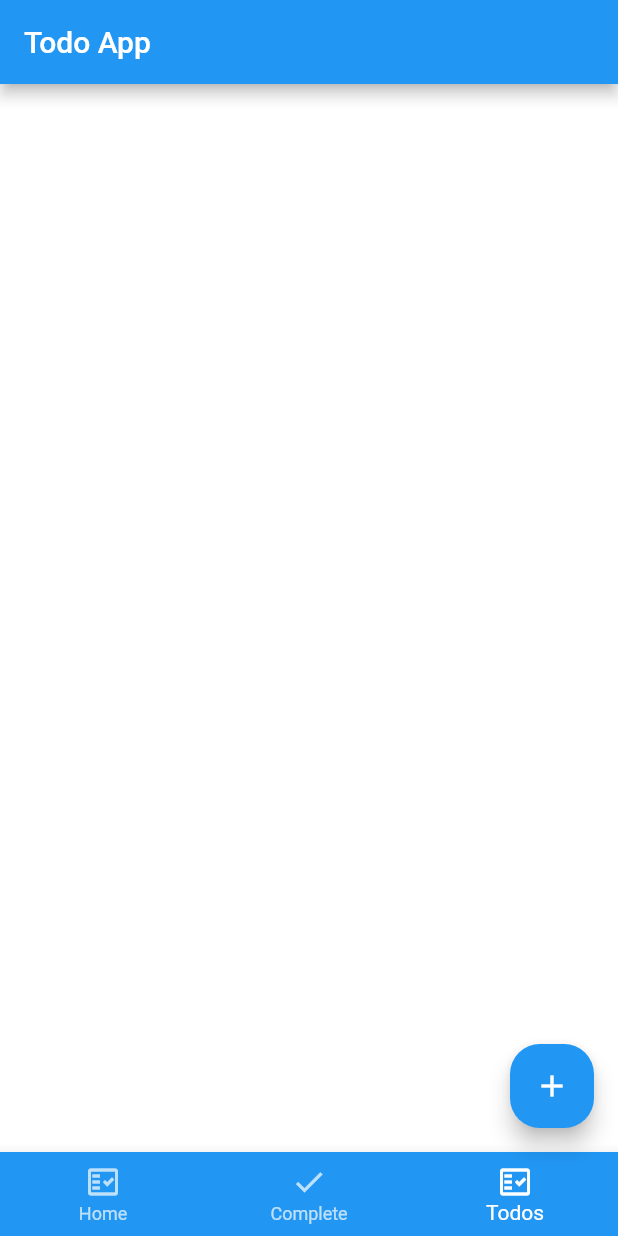
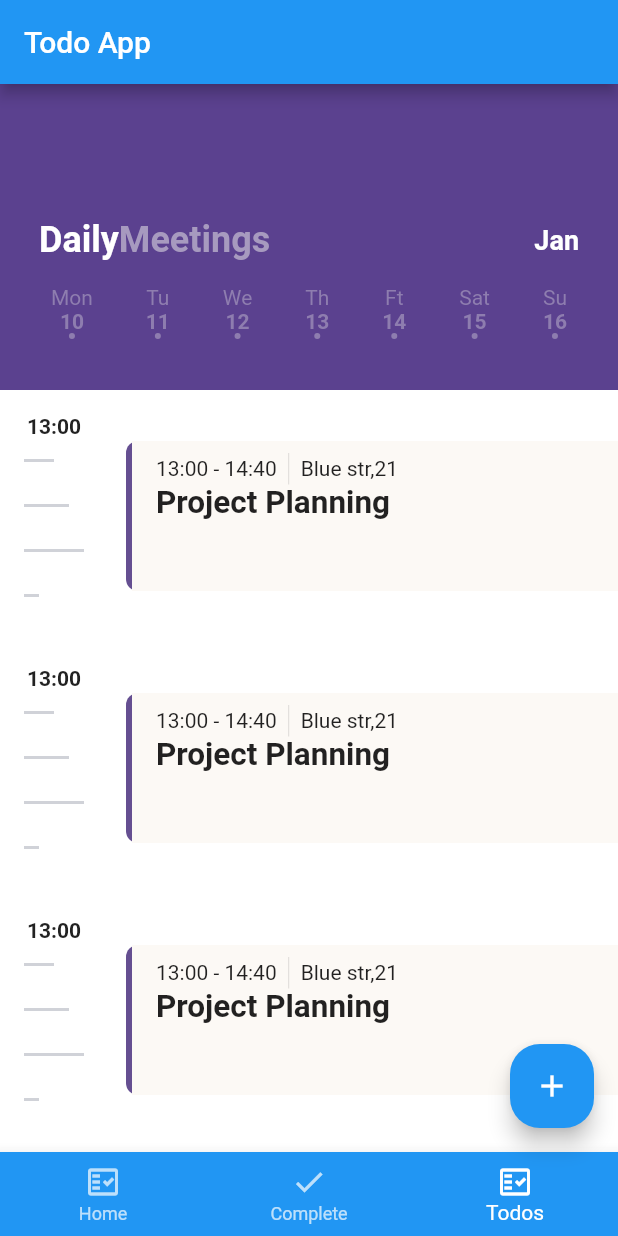
Before and after one commit to PhiHung121299/flutter_app_b, a Flutter app: the screen it shows after launch, item 3 of the bottom bar chosen, on a phone screen of 412 x 824 dp. Run offline on Flutter 3.47's test engine with Material 2 defaults, Android fonts, the phone set to English and light mode, and no system bars; our stand-ins replace flutter_slidable, localstorage.

Commit message:
lich 1.0

```diff
--- /dev/null
+++ b/lib/Lich_view/Lich_Widget.dart
@@ -0,0 +1,241 @@
+import 'package:flutter/cupertino.dart';
+import 'package:flutter/material.dart';
+import 'package:flutter_app_b/edit_todo_page.dart';
+
+class TimeTable extends StatefulWidget {
+  @override
+  _TimeTableState createState() => _TimeTableState();
+}
+
+class _TimeTableState extends State<TimeTable> {
+  bool _selectDate = true;
+
+  @override
+  Widget build(BuildContext context) {
+    return Scaffold(
+      backgroundColor: Colors.white,
+      body: SingleChildScrollView(
+        child: Column(
+          children: <Widget>[
+            Container(height: 64.0, color: Color(0xff5b418f)),
+            Container(
+              color: Color(0xff5b418f),
+              padding: EdgeInsets.all(26.0),
+              child: Column(
+                mainAxisSize: MainAxisSize.min,
+                children: <Widget>[
+                  TopRow(),
+                  Padding(
+                    padding: const EdgeInsets.only(top: 8.0),
+                    child: Row(
+                      mainAxisAlignment: MainAxisAlignment.spaceBetween,
+                      children: List.generate(
+                        7,
+                        (index) => dateWidget(
+                          index: index,
+                        ),
+                      ),
+                    ),
+                  ),
+                ],
+              ),
+            ),
+            CardWidget(),
+            CardWidget(),
+            CardWidget(),
+            CardWidget(),
+          ],
+        ),
+      ),
+    );
+  }
+}
+
+class CardWidget extends StatelessWidget {
+  const CardWidget({
+    Key key,
+  }) : super(key: key);
+
+  @override
+  Widget build(BuildContext context) {
+    return Row(
+      children: [
+        Padding(
+          padding: const EdgeInsets.all(16.0),
+          child: Column(
+            children: <Widget>[
+              Text(
+                '13:00',
+                style: TextStyle(fontWeight: FontWeight.bold),
+              ),
+              linegen(
+                lines: [20.0, 30.0, 40.0, 10.0],
+              ),
+            ],
+          ),
+        ),
+        SizedBox(
+          width: 12.0,
+        ),
+        Expanded(
+          child: Container(
+            height: 100.0,
+            decoration: BoxDecoration(
+              // color: Color(0xfffcf9f5),
+              color: Color(0xff654f91),
+              borderRadius: BorderRadius.only(
+                  topLeft: Radius.circular(8.0),
+                  bottomLeft: Radius.circular(8.0)),
+            ),
+            child: Container(
+              margin: EdgeInsets.only(left: 4.0),
+              color: Color(0xfffcf9f5),
+              padding: EdgeInsets.only(left: 16.0, top: 8.0),
+              child: Column(
+                crossAxisAlignment: CrossAxisAlignment.start,
+                children: [
+                  Container(
+                    height: 21.0,
+                    child: Row(
+                      children: <Widget>[
+                        Text('13:00 - 14:40'),
+                        VerticalDivider(),
+                        Text('Blue str,21')
+                      ],
+                    ),
+                  ),
+                  Text(
+                    'Project Planning',
+                    style: TextStyle(
+                      fontSize: 21.0,
+                      fontWeight: FontWeight.bold,
+                    ),
+                  )
+                ],
+              ),
+            ),
+          ),
+        ),
+      ],
+    );
+  }
+}
+
+class linegen extends StatelessWidget {
+  final lines;
+
+  const linegen({
+    Key key,
+    this.lines,
+  }) : super(key: key);
+
+  @override
+  Widget build(BuildContext context) {
+    return Column(
+      crossAxisAlignment: CrossAxisAlignment.start,
+      children: List.generate(
+          4,
+          (index) => Container(
+                height: 2.0,
+                width: lines[index],
+                color: Color(0xffd0d2d8),
+                margin: EdgeInsets.symmetric(vertical: 14.0),
+              )),
+    );
+  }
+}
+
+// ignore: camel_case_types
+class dateWidget extends StatefulWidget {
+  final index;
+
+  const dateWidget({Key key, this.index}) : super(key: key);
+
+  @override
+  _dateWidgetState createState() => _dateWidgetState();
+}
+
+class _dateWidgetState extends State<dateWidget> {
+  bool _selectDate = true;
+  var list = ['Mon', 'Tu', 'We', 'Th', 'Ft', 'Sat', 'Su'];
+
+  @override
+  Widget build(BuildContext context) {
+    return InkWell(
+      onTap: () {
+        setState(() {
+          _selectDate = !_selectDate;
+        });
+      },
+      child: Container(
+        decoration: _selectDate
+            ? null
+            : BoxDecoration(
+                color: Colors.red,
+                borderRadius: BorderRadius.all(Radius.circular(4.0))),
+        padding: EdgeInsets.all(8.0),
+        child: Column(
+          children: [
+            Text(
+              list[widget.index],
+              style: TextStyle(
+                fontWeight: _selectDate ? FontWeight.normal : FontWeight.bold,
+                color: _selectDate ? Color(0xff8e7daf) : Colors.white,
+              ),
+            ),
+            Text(
+              "${10 + widget.index}",
+              style: TextStyle(
+                fontWeight: _selectDate ? FontWeight.bold : FontWeight.normal,
+                color: _selectDate ? Color(0xff8e7daf) : Colors.white,
+              ),
+            ),
+            Container(
+              width: 4.0,
+              height: 4.0,
+              decoration: BoxDecoration(
+                shape: BoxShape.circle,
+                color: _selectDate ? Color(0xff8e7daf) : Colors.white,
+              ),
+            )
+          ],
+        ),
+      ),
+    );
+  }
+}
+
+class TopRow extends StatelessWidget {
+  const TopRow({
+    Key key,
+  }) : super(key: key);
+
+  @override
+  Widget build(BuildContext context) {
+    return Row(
+      children: <Widget>[
+        Row(
+          children: <Widget>[
+            Text('Daily',
+                style: TextStyle(
+                    color: Colors.white,
+                    fontSize: 24,
+                    fontWeight: FontWeight.bold)),
+            Text('Meetings',
+                style: TextStyle(
+                    color: Color(0xffa79abf),
+                    fontSize: 24,
+                    fontWeight: FontWeight.bold)),
+          ],
+        ),
+        SizedBox(width: 8.0),
+        Spacer(),
+        Text('Jan',
+            style: TextStyle(
+                color: Colors.white,
+                fontSize: 18.0,
+                fontWeight: FontWeight.bold)),
+      ],
+    );
+  }
+}
--- a/lib/counter_view.dart
+++ b/lib/counter_view.dart
@@ -1,5 +1,6 @@
 import 'package:flutter/cupertino.dart';
 import 'package:flutter/material.dart';
+import 'package:flutter_app_b/Lich_view/Lich_Widget.dart';
 import 'package:flutter_app_b/finished_list_widget.dart';
 import 'package:flutter_app_b/main.dart';
 import 'package:flutter_app_b/todo_list_widget.dart';
@@ -20,7 +21,7 @@ class _HomePageState extends State<HomePage> {
     final tabs = [
       TodoListWiget(),
       FinishedListWidget(),
-      Container(),
+      TimeTable(),
     ];
 
     return Scaffold(
--- a/pubspec.yaml
+++ b/pubspec.yaml
@@ -31,6 +31,10 @@ dependencies:
   provider: ^4.3.1
   flutter_slidable: ^0.5.7
   localstorage: ^3.0.2+5
+  timetable: ^0.2.8
+  intl: ^0.16.0
+  flutter_native_timezone: ^1.0.2
+  timezone: ^0.5.2
 dev_dependencies:
   flutter_test:
     sdk: flutter
```
Also changed, not shown: lib/Lich_view/CalendarPage.dart (added), pubspec.lock.
